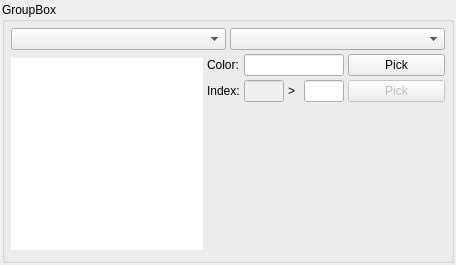
This is source/palettewidget.ui in diasurgical/d1-graphics-tool as Qt 5 draws it before an edit. The edited form follows.
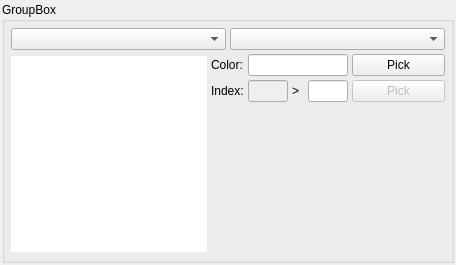
This is the edited form.

Patch:
```diff
--- a/source/palettewidget.ui
+++ b/source/palettewidget.ui
@@ -84,21 +84,27 @@
           </property>
           <property name="minimumSize">
            <size>
-            <width>192</width>
-            <height>192</height>
+            <width>196</width>
+            <height>196</height>
            </size>
           </property>
           <property name="maximumSize">
            <size>
-            <width>192</width>
-            <height>192</height>
+            <width>196</width>
+            <height>196</height>
            </size>
           </property>
+          <property name="styleSheet">
+           <string notr="true">color: rgb(255, 255, 255);</string>
+          </property>
           <property name="frameShape">
-           <enum>QFrame::NoFrame</enum>
+           <enum>QFrame::Box</enum>
+          </property>
+          <property name="frameShadow">
+           <enum>QFrame::Plain</enum>
           </property>
           <property name="lineWidth">
-           <number>0</number>
+           <number>2</number>
           </property>
          </widget>
         </item>
```
